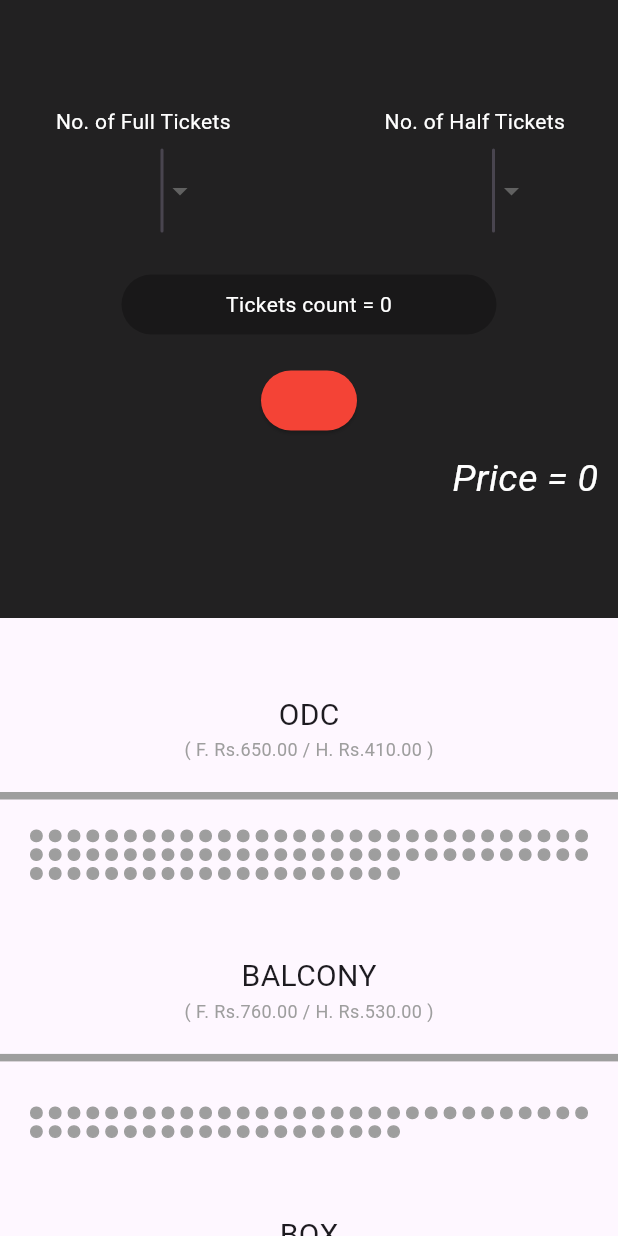
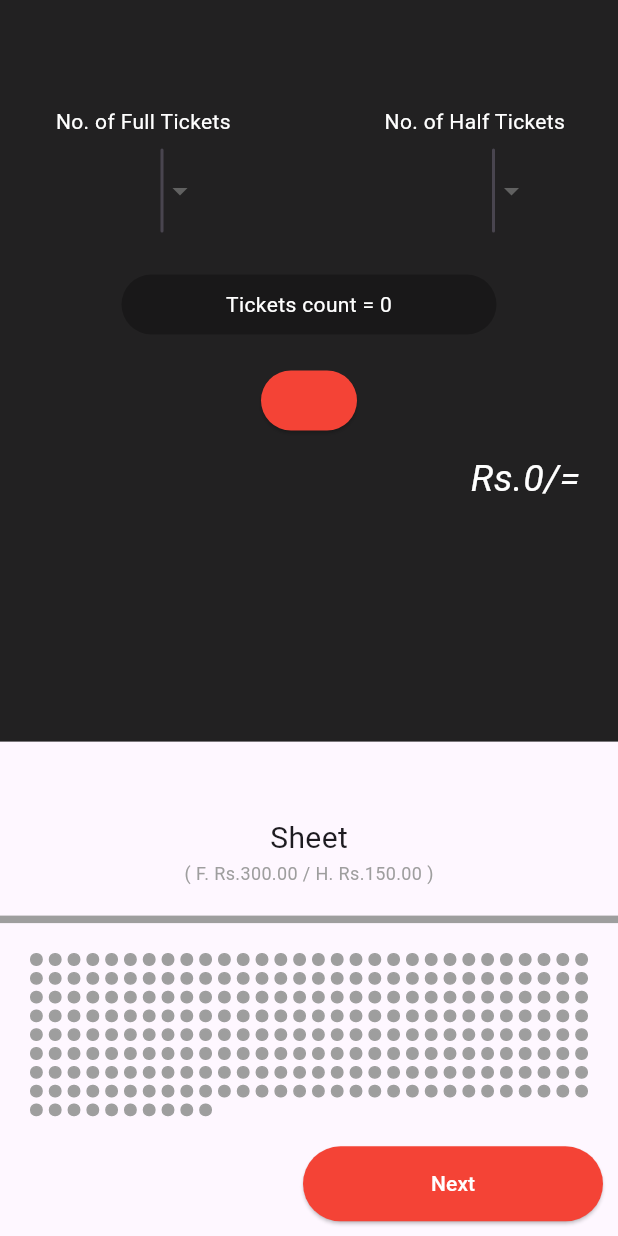
Before and after one commit to isurubandara1/MoviesTicketBooking_Website, a Flutter app: the PlaceSelect screen opened directly with empty values, on a phone screen of 412 x 824 dp. Run offline on Flutter 3.47's test engine with Material 3 defaults, Android fonts, the phone set to English and light mode, and no system bars.

Commit message:
PlaceSelect.dart file update

```diff
--- a/lib/Web/PlaceSelect.dart
+++ b/lib/Web/PlaceSelect.dart
@@ -1,4 +1,5 @@
 import 'package:flutter/material.dart';
+import 'Home.dart';
 
 class PlaceSelect extends StatefulWidget {
   final String selectedTime;
@@ -13,6 +14,21 @@ class PlaceSelect extends StatefulWidget {
 class _PlaceSelectState extends State<PlaceSelect> {
   int? selectedFullTicket;
   int? selectedHalfTicket;
+  int price = 0;
+  Set<String> selectedButtonLabels = Set();
+
+// Calculate the price based on the selected tickets
+  void viewPrice() {
+    setState(() {
+      price = (selectedFullTicket ?? 0) * 300 + (selectedHalfTicket ?? 0) * 150;
+    });
+  }
+
+//Next buttons logic
+  bool _handleButtonPress() {
+    int totalTickets = (selectedFullTicket ?? 0) + (selectedHalfTicket ?? 0);
+    return selectedButtonLabels.length == totalTickets;
+  }
 
   @override
   Widget build(BuildContext context) {
@@ -24,7 +40,7 @@ class _PlaceSelectState extends State<PlaceSelect> {
             children: [
               Container(
                 color: Colors.black87,
-                height: MediaQuery.of(context).size.height * 0.5,
+                height: MediaQuery.of(context).size.height * 0.6,
                 child: Padding(
                   padding: const EdgeInsets.only(top: 20),
                   child: Column(
@@ -40,6 +56,7 @@ class _PlaceSelectState extends State<PlaceSelect> {
                       Row(
                         mainAxisAlignment: MainAxisAlignment.center,
                         children: [
+                          // Full ticket selection
                           Expanded(
                             child: Padding(
                               padding: const EdgeInsets.all(8.0),
@@ -62,6 +79,7 @@ class _PlaceSelectState extends State<PlaceSelect> {
                                         setState(() {
                                           selectedFullTicket = newValue;
                                         });
+                                        viewPrice(); // Update the price when tickets are selected
                                       },
                                       items:
                                           List<DropdownMenuItem<int>>.generate(
@@ -78,6 +96,8 @@ class _PlaceSelectState extends State<PlaceSelect> {
                             ),
                           ),
                           SizedBox(width: 30),
+
+                          // Half ticket selection
                           Expanded(
                             child: Padding(
                               padding: const EdgeInsets.all(8.0),
@@ -100,6 +120,7 @@ class _PlaceSelectState extends State<PlaceSelect> {
                                         setState(() {
                                           selectedHalfTicket = newValue;
                                         });
+                                        viewPrice(); // Update the price when tickets are selected
                                       },
                                       items:
                                           List<DropdownMenuItem<int>>.generate(
@@ -120,6 +141,8 @@ class _PlaceSelectState extends State<PlaceSelect> {
                       SizedBox(
                         height: 20,
                       ),
+
+                      // Tickets count.........
                       Row(
                         mainAxisAlignment: MainAxisAlignment.center,
                         children: [
@@ -141,6 +164,8 @@ class _PlaceSelectState extends State<PlaceSelect> {
                       SizedBox(
                         height: 20,
                       ),
+
+                      // Time.............
                       Row(
                         mainAxisAlignment: MainAxisAlignment.center,
                         children: [
@@ -159,12 +184,14 @@ class _PlaceSelectState extends State<PlaceSelect> {
                       SizedBox(
                         height: 10,
                       ),
+
+                      // Price............
                       Padding(
                         padding: EdgeInsets.only(
                           left: MediaQuery.of(context).size.width * 0.7,
                         ),
                         child: Text(
-                          "Price = 0",
+                          "Rs.$price/=",
                           style: TextStyle(
                               color: Colors.white,
                               fontSize: 25,
@@ -178,14 +205,16 @@ class _PlaceSelectState extends State<PlaceSelect> {
               SizedBox(
                 height: 50,
               ),
+
+              // Sheet..............
               Column(
                 children: [
                   Text(
-                    "ODC",
+                    "Sheet",
                     style: TextStyle(fontSize: 20),
                   ),
                   Text(
-                    "( F. Rs.650.00 / H. Rs.410.00 )",
+                    "( F. Rs.300.00 / H. Rs.150.00 )",
                     style: TextStyle(fontSize: 12, color: Colors.grey),
                   ),
                 ],
@@ -205,96 +234,38 @@ class _PlaceSelectState extends State<PlaceSelect> {
                 child: ODCGrid(
                   selectedFullTicket: selectedFullTicket,
                   selectedHalfTicket: selectedHalfTicket,
+                  selectedButtonLabels: selectedButtonLabels,
                 ),
               ),
               SizedBox(
-                height: 50,
+                height: 10,
               ),
-              Column(
+
+              //Next button.........
+              Padding(
+                padding: const EdgeInsets.all(10.0),
+                child: Row(
+                  mainAxisAlignment: MainAxisAlignment.end,
                   children: [
-                  Text(
-                    "BALCONY",
-                    style: TextStyle(fontSize: 20),
-                  ),
-                  Text(
-                    "( F. Rs.760.00 / H. Rs.530.00 )",
-                    style: TextStyle(fontSize: 12, color: Colors.grey),
-                  ),
-                ],
-              ),
-              SizedBox(
-                height: 20,
-              ),
-              Container(
-                color: Colors.grey,
-                height: 5,
-              ),
-              SizedBox(
-                height: 30,
-              ),
-              Padding(
-                padding: const EdgeInsets.only(left: 20, right: 20),
-                child: BalGrid(
-                  selectedFullTicket: selectedFullTicket,
-                  selectedHalfTicket: selectedHalfTicket,
-                ),
-              ),
-              SizedBox(
-                height: 50,
-              ),
-              Column(
-                children: [
-                  Text(
-                    "BOX",
-                    style: TextStyle(fontSize: 20),
-                  ),
-                  Text(
-                    "( F. Rs.1760.00 )",
-                    style: TextStyle(fontSize: 12, color: Colors.grey),
-                  ),
-                ],
-              ),
-              SizedBox(
-                height: 20,
-              ),
-              Container(
-                color: Colors.grey,
-                height: 5,
-              ),
-              SizedBox(
-                height: 20,
-              ),
-              Padding(
-                padding: const EdgeInsets.only(left: 20, right: 20),
-                child: BoxGrid(
-                  selectedFullTicket: selectedFullTicket,
-                  selectedHalfTicket: selectedHalfTicket,
-                ),
-              ),
-              SizedBox(
-                height: 30,
-              ),
-            ],
-          ),
-        ),
-      ),
+                    ElevatedButton(
+                      onPressed: () {
+                        bool allButtonsSelected = _handleButtonPress();
+                        int totalTickets = (selectedFullTicket ?? 0) +
+                            (selectedHalfTicket ?? 0);
+
+                        if (allButtonsSelected && totalTickets > 0) {
+                          Navigator.push(
+                            context,
+                            MaterialPageRoute(builder: (context) => Home()),
                           );
-  }
-
-  void _handleButtonPress() {
-    int totalTickets = (selectedFullTicket ?? 0) + (selectedHalfTicket ?? 0);
-
-    if (totalTickets > 0) {
-      // Navigate to the next screen or perform your action here
-      print("Button pressed with ticket count: $totalTickets");
                         } else {
-      // Show a message indicating that at least one ticket should be selected
                           showDialog(
                             context: context,
                             builder: (BuildContext context) {
                               return AlertDialog(
                                 title: Text("Select Tickets"),
-            content: Text("Please select at least one ticket."),
+                                content: Text(
+                                    "Please select at least one ticket or choose your preferred seats according to ticket count."),
                                 actions: [
                                   TextButton(
                                     onPressed: () {
@@ -307,24 +278,48 @@ class _PlaceSelectState extends State<PlaceSelect> {
                             },
                           );
                         }
+                      },
+                      child: Text(
+                        "Next",
+                        style: TextStyle(color: Colors.white),
+                      ),
+                      style: ElevatedButton.styleFrom(
+                        primary: Colors.red, // Change the button color
+                        minimumSize:
+                            Size(200, 50), // Set the minimum size of the button
+                      ),
+                    ),
+                  ],
+                ),
+              )
+            ],
+          ),
+        ),
+      ),
+    );
   }
 }
 
 class ODCGrid extends StatefulWidget {
   final int? selectedFullTicket;
   final int? selectedHalfTicket;
+  final Set<String> selectedButtonLabels;
 
-  ODCGrid({this.selectedFullTicket, this.selectedHalfTicket});
+  ODCGrid(
+      {this.selectedFullTicket,
+      this.selectedHalfTicket,
+      required this.selectedButtonLabels});
 
   @override
   _ODCGridState createState() => _ODCGridState();
 }
 
 class _ODCGridState extends State<ODCGrid> {
-  Set<String> selectedButtonLabels = Set();
-
   @override
   Widget build(BuildContext context) {
+    int totalTickets =
+        (widget.selectedFullTicket ?? 0) + (widget.selectedHalfTicket ?? 0);
+
     return GridView.builder(
       shrinkWrap: true,
       physics: const NeverScrollableScrollPhysics(),
@@ -333,14 +328,14 @@ class _ODCGridState extends State<ODCGrid> {
         crossAxisSpacing: 4,
         mainAxisSpacing: 4,
       ),
-      itemCount: 80,
+      itemCount: 250,
       itemBuilder: (context, index) {
         String buttonLabel = 'A${index + 1}';
-        bool isSelected = selectedButtonLabels.contains(buttonLabel);
+        bool isSelected = widget.selectedButtonLabels.contains(buttonLabel);
 
         return GestureDetector(
           onTap: () {
-            _handleGridItemPress(buttonLabel);
+            _handleGridItemPress(buttonLabel, totalTickets);
           },
           child: Container(
             decoration: BoxDecoration(
@@ -364,218 +359,19 @@ class _ODCGridState extends State<ODCGrid> {
     );
   }
 
-  void _handleGridItemPress(String buttonLabel) {
-    int totalTickets =
-        (widget.selectedFullTicket ?? 0) + (widget.selectedHalfTicket ?? 0);
-
-    if (totalTickets > selectedButtonLabels.length) {
+  void _handleGridItemPress(String buttonLabel, int totalTickets) {
+    if (widget.selectedButtonLabels.length < totalTickets) {
       setState(() {
-        if (selectedButtonLabels.contains(buttonLabel)) {
-          selectedButtonLabels.remove(buttonLabel);
+        if (widget.selectedButtonLabels.contains(buttonLabel)) {
+          widget.selectedButtonLabels.remove(buttonLabel);
         } else {
-          selectedButtonLabels.add(buttonLabel);
+          widget.selectedButtonLabels.add(buttonLabel);
         }
       });
       print('Button $buttonLabel pressed');
-    } else if (selectedButtonLabels.contains(buttonLabel)) {
-      // Toggle the selection if the button is already selected
+    } else if (widget.selectedButtonLabels.contains(buttonLabel)) {
       setState(() {
-        selectedButtonLabels.remove(buttonLabel);
-      });
-      print('Button $buttonLabel unselected');
-    } else {
-      // Show a message indicating that the user can't select more buttons
-      showDialog(
-        context: context,
-        builder: (BuildContext context) {
-          return AlertDialog(
-            title: Text("Select Tickets"),
-            content: Text(
-                "You can't select more buttons than the total number of tickets."),
-            actions: [
-              TextButton(
-                onPressed: () {
-                  Navigator.of(context).pop();
-                },
-                child: Text("OK"),
-              ),
-            ],
-          );
-        },
-      );
-    }
-  }
-}
-
-class BalGrid extends StatefulWidget {
-  final int? selectedFullTicket;
-  final int? selectedHalfTicket;
-
-  BalGrid({this.selectedFullTicket, this.selectedHalfTicket});
-
-  @override
-  _BalGridState createState() => _BalGridState();
-}
-
-class _BalGridState extends State<BalGrid> {
-  Set<String> selectedButtonLabels = Set();
-
-  @override
-  Widget build(BuildContext context) {
-    return GridView.builder(
-      shrinkWrap: true,
-      physics: const NeverScrollableScrollPhysics(),
-      gridDelegate: const SliverGridDelegateWithFixedCrossAxisCount(
-        crossAxisCount: 30,
-        crossAxisSpacing: 4,
-        mainAxisSpacing: 4,
-      ),
-      itemCount: 50,
-      itemBuilder: (context, index) {
-        String buttonLabel = 'B${index + 1}';
-        bool isSelected = selectedButtonLabels.contains(buttonLabel);
-
-        return GestureDetector(
-          onTap: () {
-            _handleGridItemPress(buttonLabel);
-          },
-          child: Container(
-            decoration: BoxDecoration(
-              color: isSelected ? Colors.green : Colors.grey,
-              border: Border.all(
-                color: Colors.grey,
-                width: 1,
-              ),
-              borderRadius: BorderRadius.circular(4),
-            ),
-            alignment: Alignment.center,
-            child: Text(
-              buttonLabel,
-              style: TextStyle(fontSize: 10, color: Colors.black),
-              maxLines: 1,
-              overflow: TextOverflow.ellipsis,
-            ),
-          ),
-        );
-      },
-    );
-  }
-
-  void _handleGridItemPress(String buttonLabel) {
-    int totalTickets =
-        (widget.selectedFullTicket ?? 0) + (widget.selectedHalfTicket ?? 0);
-
-    if (totalTickets > selectedButtonLabels.length) {
-      setState(() {
-        if (selectedButtonLabels.contains(buttonLabel)) {
-          selectedButtonLabels.remove(buttonLabel);
-        } else {
-          selectedButtonLabels.add(buttonLabel);
-        }
-      });
-      print('Button $buttonLabel pressed');
-    } else if (selectedButtonLabels.contains(buttonLabel)) {
-      // Toggle the selection if the button is already selected
-      setState(() {
-        selectedButtonLabels.remove(buttonLabel);
-      });
-      print('Button $buttonLabel unselected');
-    } else {
-      // Show a message indicating that the user can't select more buttons
-      showDialog(
-        context: context,
-        builder: (BuildContext context) {
-          return AlertDialog(
-            title: Text("Select Tickets"),
-            content: Text(
-                "You can't select more buttons than the total number of tickets."),
-            actions: [
-              TextButton(
-                onPressed: () {
-                  Navigator.of(context).pop();
-                },
-                child: Text("OK"),
-              ),
-            ],
-          );
-        },
-      );
-    }
-  }
-}
-
-class BoxGrid extends StatefulWidget {
-  final int? selectedFullTicket;
-  final int? selectedHalfTicket;
-
-  BoxGrid({this.selectedFullTicket, this.selectedHalfTicket});
-
-  @override
-  _BoxGridState createState() => _BoxGridState();
-}
-
-class _BoxGridState extends State<BoxGrid> {
-  Set<String> selectedButtonLabels = Set();
-
-  @override
-  Widget build(BuildContext context) {
-    return GridView.builder(
-      shrinkWrap: true,
-      physics: const NeverScrollableScrollPhysics(),
-      gridDelegate: const SliverGridDelegateWithFixedCrossAxisCount(
-        crossAxisCount: 30,
-        crossAxisSpacing: 4,
-        mainAxisSpacing: 4,
-      ),
-      itemCount: 20,
-      itemBuilder: (context, index) {
-        String buttonLabel = 'C${index + 1}';
-        bool isSelected = selectedButtonLabels.contains(buttonLabel);
-
-        return GestureDetector(
-          onTap: () {
-            _handleGridItemPress(buttonLabel);
-          },
-          child: Container(
-            decoration: BoxDecoration(
-              color: isSelected ? Colors.green : Colors.grey,
-              border: Border.all(
-                color: Colors.grey,
-                width: 1,
-              ),
-              borderRadius: BorderRadius.circular(4),
-            ),
-            alignment: Alignment.center,
-            child: Text(
-              buttonLabel,
-              style: TextStyle(fontSize: 10, color: Colors.black),
-              maxLines: 1,
-              overflow: TextOverflow.ellipsis,
-            ),
-          ),
-        );
-      },
-    );
-  }
-
-// Common method for all sections
-  void _handleGridItemPress(String buttonLabel) {
-    int totalTickets =
-        (widget.selectedFullTicket ?? 0) + (widget.selectedHalfTicket ?? 0);
-
-    if (totalTickets > selectedButtonLabels.length) {
-      setState(() {
-        if (selectedButtonLabels.contains(buttonLabel)) {
-          selectedButtonLabels.remove(buttonLabel);
-        } else {
-          selectedButtonLabels.add(buttonLabel);
-        }
-      });
-      print('Button $buttonLabel pressed');
-    } else if (selectedButtonLabels.contains(buttonLabel)) {
-      // Toggle the selection if the button is already selected
-      setState(() {
-        selectedButtonLabels.remove(buttonLabel);
+        widget.selectedButtonLabels.remove(buttonLabel);
       });
       print('Button $buttonLabel unselected');
     } else {
--- a/lib/main.dart
+++ b/lib/main.dart
@@ -12,6 +12,8 @@ void main() {
 class MyApp extends StatelessWidget {
   @override
   Widget build(BuildContext context) {
-    return MaterialApp(home: Home());
+    return MaterialApp(
+      home: Home(),
+    );
   }
 }
```
Lines whose indentation alone changed are shown as unchanged.
